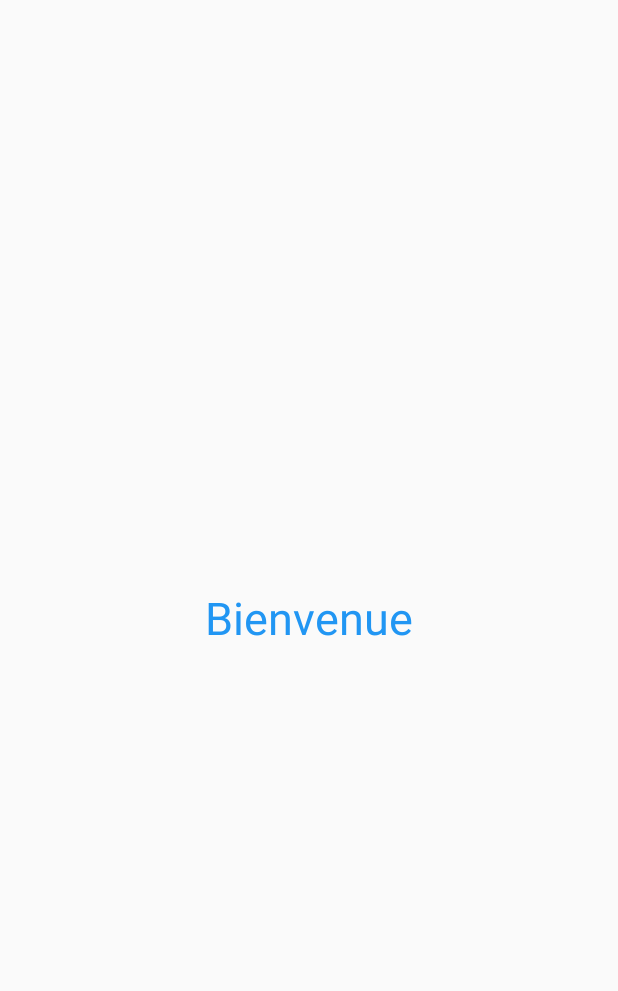
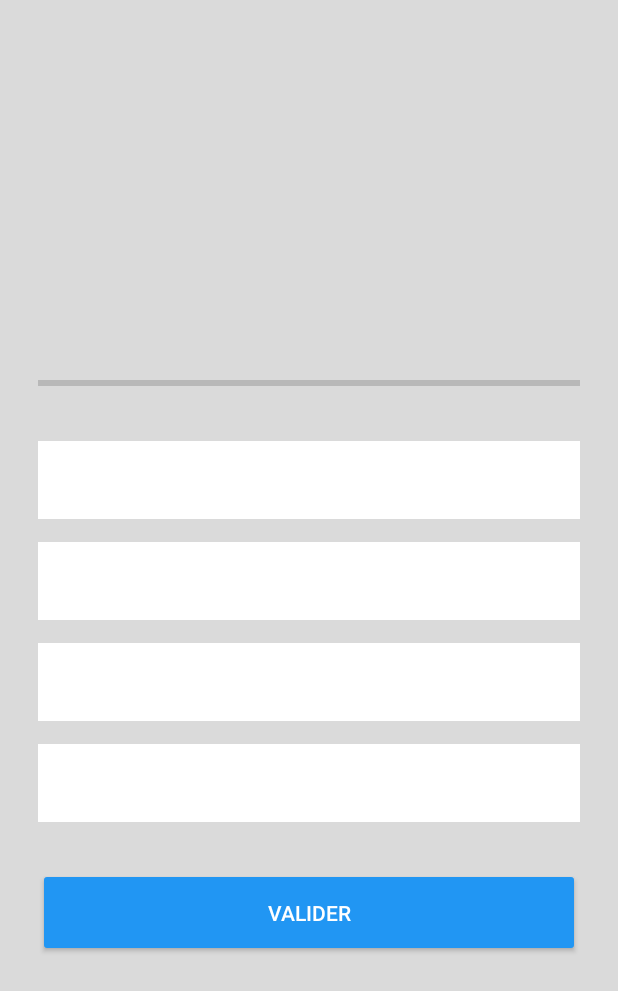
Before and after one commit to Croquignolex/quiz-mobile-kotlin, an Android app: the layout activity_playground.xml on its own in the app's theme, with its tools: preview values and no code run, on a phone screen of 412 x 824 dp. Shown: the top 991 px of the screen. Run offline under Robolectric (Android 15) with nearby library versions, the phone set to English and light mode, and no system bars.

Commit message:
Design playground

```diff
--- a/app/src/main/AndroidManifest.xml
+++ b/app/src/main/AndroidManifest.xml
@@ -9,8 +9,7 @@
         android:roundIcon="@mipmap/ic_launcher_round"
         android:supportsRtl="true"
         android:theme="@style/AppTheme">
-        <activity android:name=".Playground"></activity>
-        <!-- Remove top action bar into main activity -->
+
         <activity
             android:name=".SplashScreen"
             android:screenOrientation="portrait"
@@ -21,10 +20,12 @@
 
                 <category android:name="android.intent.category.LAUNCHER" />
             </intent-filter>
-        </activity> <!-- Remove top action bar into main activity -->
-        <activity
-            android:name=".MainActivity"
-            android:theme="@style/AppTheme.RemoveActionBar"></activity>
+        </activity>
+
+        <activity android:name=".MainActivity" android:theme="@style/AppTheme.RemoveActionBar" />
+
+        <activity android:name=".Playground" android:theme="@style/AppTheme.RemoveActionBar" />
+
     </application>
 
 </manifest>
--- a/app/src/main/java/com/tikiton/quiz/MainActivity.kt
+++ b/app/src/main/java/com/tikiton/quiz/MainActivity.kt
@@ -13,8 +13,8 @@ class MainActivity : AppCompatActivity() {
 
         submitButton.setOnClickListener {
             val nameFieldValue = nameField.text.toString()
-            if(nameFieldValue.length > 2) {
-                val playgroundIntent = Intent(baseContext, Playground::class.java);
+            if(nameFieldValue.length >= 2) {
+                val playgroundIntent = Intent(this, Playground::class.java);
                 startActivity(playgroundIntent)
                 finish()
             } else Toast.makeText(this, "Votre nom doit avoir au moins 2 caratères", Toast.LENGTH_LONG).show()
--- a/app/src/main/res/layout/activity_main.xml
+++ b/app/src/main/res/layout/activity_main.xml
@@ -49,7 +49,7 @@
                 android:layout_width="match_parent"
                 android:layout_height="wrap_content"
                 android:textSize="15sp"
-                android:textColor="@color/colorClair"
+                android:textColor="@color/colorLowDark"
                 android:gravity="center"
                 android:textStyle="bold"
                 android:layout_marginBottom="20dp"
--- a/app/src/main/res/layout/activity_playground.xml
+++ b/app/src/main/res/layout/activity_playground.xml
@@ -1,21 +1,106 @@
 <?xml version="1.0" encoding="utf-8"?>
-<LinearLayout xmlns:android="http://schemas.android.com/apk/res/android"
+<ScrollView xmlns:android="http://schemas.android.com/apk/res/android"
     xmlns:app="http://schemas.android.com/apk/res-auto"
     xmlns:tools="http://schemas.android.com/tools"
     android:layout_width="match_parent"
     android:layout_height="match_parent"
     android:gravity="center"
     android:padding="10sp"
+    android:background="@color/colorClair"
     android:orientation="vertical"
     tools:context=".Playground">
 
-    <TextView
-        android:id="@+id/textView2"
-        android:layout_width="wrap_content"
+    <LinearLayout android:layout_width="match_parent"
         android:layout_height="wrap_content"
-        android:text="@string/welcome"
-        android:textSize="30sp"
-        android:textColor="@color/colorThemeDark"
-        tools:layout_editor_absoluteX="188dp"
-        tools:layout_editor_absoluteY="305dp" />
-</LinearLayout>
+        android:paddingVertical="10sp"
+        android:orientation="vertical">
+
+        <TextView
+            android:id="@+id/questionText"
+            android:layout_width="match_parent"
+            android:layout_height="wrap_content"
+            android:textSize="20sp"
+            android:gravity="center"
+            android:textColor="@color/colorDark" />
+
+        <ImageView
+            android:id="@+id/questionImage"
+            android:layout_gravity="center"
+            android:layout_marginTop="20sp"
+            android:layout_width="match_parent"
+            android:layout_height="150dp"
+            android:contentDescription="@string/default_image_alt" />
+
+        <ProgressBar
+            android:layout_marginTop="30sp"
+            android:id="@+id/progressBar"
+            android:paddingHorizontal="15sp"
+            style="?android:attr/progressBarStyleHorizontal"
+            android:layout_width="match_parent"
+            android:layout_height="wrap_content" />
+
+        <LinearLayout
+            android:layout_width="match_parent"
+            android:layout_height="wrap_content"
+            android:orientation="vertical"
+            android:layout_margin="15sp">
+
+            <TextView
+                android:id="@+id/choiceOne"
+                android:layout_width="match_parent"
+                android:layout_height="wrap_content"
+                android:textSize="15sp"
+                android:gravity="center"
+                android:padding="15sp"
+                android:layout_marginTop="15sp"
+                android:background="@color/colorWhite"
+                android:textColor="@color/colorDark" />
+
+            <TextView
+                android:id="@+id/choiceTwo"
+                android:layout_width="match_parent"
+                android:layout_height="wrap_content"
+                android:textSize="15sp"
+                android:gravity="center"
+                android:padding="15sp"
+                android:layout_marginTop="15sp"
+                android:background="@color/colorWhite"
+                android:textColor="@color/colorDark" />
+
+            <TextView
+                android:id="@+id/choiceTree"
+                android:layout_width="match_parent"
+                android:layout_height="wrap_content"
+                android:textSize="15sp"
+                android:gravity="center"
+                android:padding="15sp"
+                android:layout_marginTop="15sp"
+                android:background="@color/colorWhite"
+                android:textColor="@color/colorDark" />
+
+            <TextView
+                android:id="@+id/choiceFour"
+                android:layout_width="match_parent"
+                android:layout_height="wrap_content"
+                android:textSize="15sp"
+                android:gravity="center"
+                android:padding="15sp"
+                android:layout_marginTop="15sp"
+                android:background="@color/colorWhite"
+                android:textColor="@color/colorDark" />
+
+        </LinearLayout>
+
+        <Button
+            android:id="@+id/submitButton"
+            android:padding="20sp"
+            android:layout_margin="15sp"
+            android:textColor="@color/colorWhite"
+            android:backgroundTint="@color/colorThemeDark"
+            android:layout_width="match_parent"
+            android:layout_height="wrap_content"
+            android:text="@string/submit" />
+
+    </LinearLayout>
+
+</ScrollView>
--- a/app/src/main/res/values/colors.xml
+++ b/app/src/main/res/values/colors.xml
@@ -9,6 +9,7 @@
     <color name="colorSecondary">#009688</color>
 
     <color name="colorDark">#373737</color>
-    <color name="colorClair">#7A7A7A</color>
+    <color name="colorLowDark">#8C8C8C</color>
+    <color name="colorClair">#DADADA</color>
     <color name="colorWhite">#FFFFFF</color>
 </resources>
```
Also changed, not shown: app/src/main/res/drawable/apple.jpg (added), app/src/main/res/drawable/chrome.png (added), app/src/main/res/drawable/firefox.jpg (added), app/src/main/res/drawable/hedgehog.jpg (added), app/src/main/res/drawable/lamborghini.jpg (added), app/src/main/res/drawable/mercedess.jpg (added), app/src/main/res/drawable/mi.jpg (added), app/src/main/res/drawable/rabbit.jpg (added).
